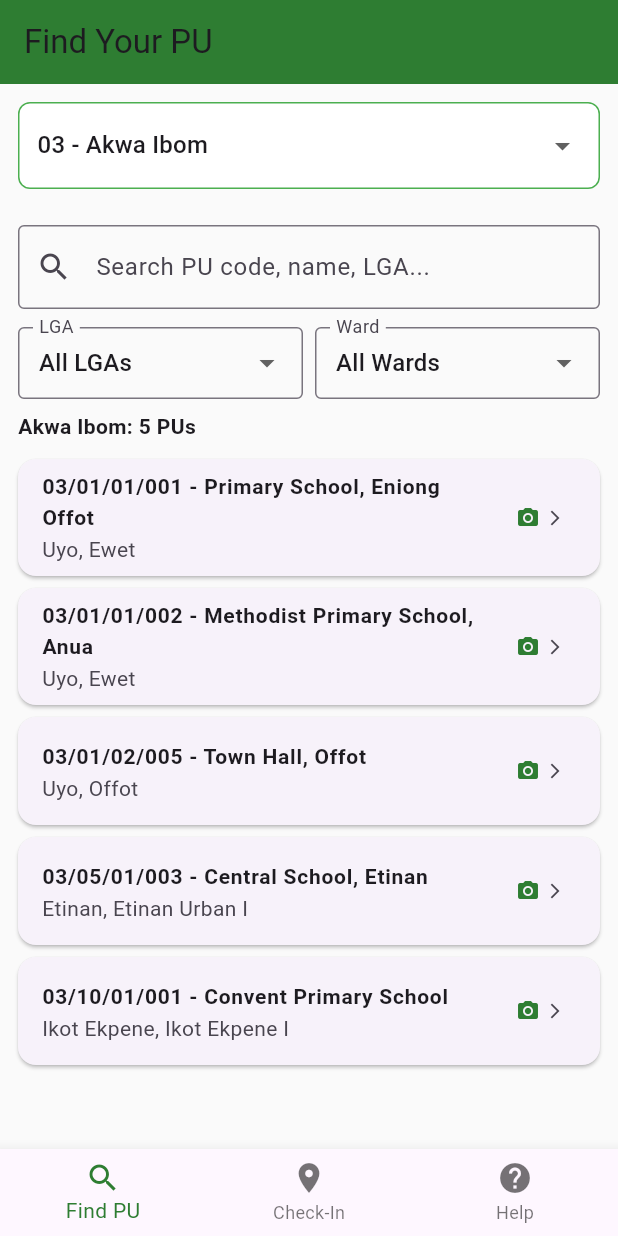
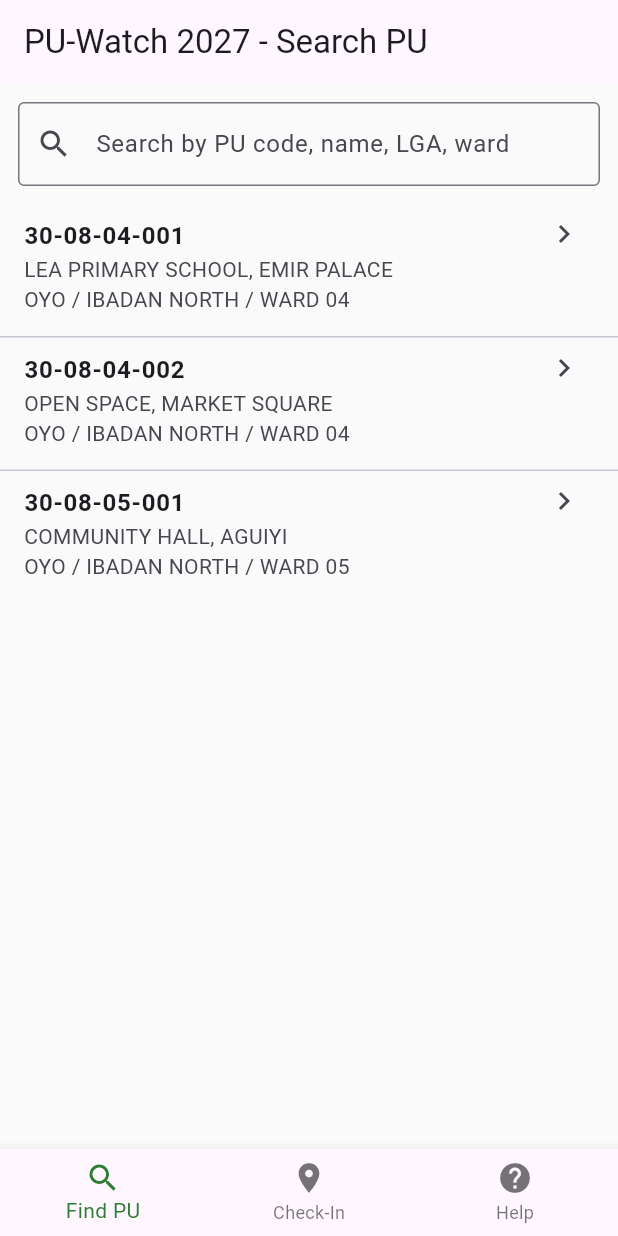
Before and after one commit to Emma-123-maker/pu-watch, a Flutter app: the screen it shows after launch, on a phone screen of 412 x 824 dp. Run offline on Flutter 3.47's test engine with Material 3 defaults, Android fonts, the phone set to English and light mode, and no system bars; our stand-ins replace connectivity_plus, geolocator, hive_flutter, image_picker; accounts and stored records are empty.

Commit message:
Refactor PUSearchScreen for improved search functionality

```diff
--- a/pu-watch/lib/screens/pu_search_screen.dart
+++ b/pu-watch/lib/screens/pu_search_screen.dart
@@ -1,267 +1,168 @@
-import 'dart:convert';
 import 'package:flutter/material.dart';
-import 'package:flutter/services.dart';
-import '../widgets/state_dropdown.dart';
-import 'pu_detail_screen.dart'; // <-- NEW
+import 'pu_detail_screen.dart';
 
 class PUSearchScreen extends StatefulWidget {
   const PUSearchScreen({super.key});
+
   @override
   State<PUSearchScreen> createState() => _PUSearchScreenState();
 }
 
 class _PUSearchScreenState extends State<PUSearchScreen> {
-  List allPUs = [];
-  List filtered = [];
-  String currentStateCode = '03';
-  String currentStateName = 'Akwa Ibom';
-
-  String searchQuery = '';
-  String? selectedLGA;
-  String? selectedWard;
-  List<String> lgaList = [];
-  List<String> wardList = [];
-  final searchCtrl = TextEditingController();
+  final TextEditingController _searchController = TextEditingController();
+  List<Map<String, dynamic>> _allPUs = [];
+  List<Map<String, dynamic>> _filteredPUs = [];
+  bool _isLoading = true;
 
   @override
   void initState() {
     super.initState();
-    loadPU();
+    _loadPUs();
+    _searchController.addListener(_onSearchChanged);
   }
 
-  List _cleanPUs(List data) {
-    return data.where((pu) {
-      final n = (pu['pu_name']?? pu['name']?? pu['polling_unit_name']?? '').toString().toLowerCase().trim();
-      final c = (pu['pu_code']?? pu['code']?? '').toString().toLowerCase().trim();
-      if (n.isEmpty || c.isEmpty) return false;
-      if (n == 'null' || c == 'null') return false;
-      if (n.contains('null - pu')) return false;
-      return true;
-    }).toList();
+  @override
+  void dispose() {
+    _searchController.removeListener(_onSearchChanged);
+    _searchController.dispose();
+    super.dispose();
   }
 
-  void _rebuildFilterOptions() {
-    var lgas = allPUs.map((e) => e['lga'].toString()).toSet().toList()..sort();
-    List<String> wards;
-    if (selectedLGA!= null) {
-      wards = allPUs.where((e) => e['lga'].toString() == selectedLGA).map((e) => e['ward'].toString()).toSet().toList()..sort();
-    } else {
-      wards = allPUs.map((e) => e['ward'].toString()).toSet().toList()..sort();
-    }
+  // Load your PU data - replace with your real JSON/assets if you have it
+  Future<void> _loadPUs() async {
+    // TODO: Replace with your real PU list from assets/data
+    // Example structure expected by PUDetailScreen
+    final List<Map<String, dynamic>> dummyData = [
+      {
+        'pu_code': '30-08-04-001',
+        'code': '30-08-04-001',
+        'pu_name': 'LEA PRIMARY SCHOOL, EMIR PALACE',
+        'name': 'LEA PRIMARY SCHOOL, EMIR PALACE',
+        'lga': 'IBADAN NORTH',
+        'ward': 'WARD 04',
+        'state': 'OYO',
+        'stateCode': '30',
+      },
+      {
+        'pu_code': '30-08-04-002',
+        'code': '30-08-04-002',
+        'pu_name': 'OPEN SPACE, MARKET SQUARE',
+        'name': 'OPEN SPACE, MARKET SQUARE',
+        'lga': 'IBADAN NORTH',
+        'ward': 'WARD 04',
+        'state': 'OYO',
+        'stateCode': '30',
+      },
+      {
+        'pu_code': '30-08-05-001',
+        'code': '30-08-05-001',
+        'pu_name': 'COMMUNITY HALL, AGUIYI',
+        'name': 'COMMUNITY HALL, AGUIYI',
+        'lga': 'IBADAN NORTH',
+        'ward': 'WARD 05',
+        'state': 'OYO',
+        'stateCode': '30',
+      },
+    ];
+
     setState(() {
-      lgaList = lgas;
-      wardList = wards;
+      _allPUs = dummyData;
+      _filteredPUs = dummyData;
+      _isLoading = false;
     });
   }
 
-  void applyFilters() {
+  void _onSearchChanged() {
+    final query = _searchController.text.toLowerCase().trim();
+    if (query.isEmpty) {
       setState(() {
-      filtered = allPUs.where((pu) {
-        final q = searchQuery.toLowerCase();
-        bool okSearch = q.isEmpty ||
-            pu['pu_code'].toString().toLowerCase().contains(q) ||
-            pu['pu_name'].toString().toLowerCase().contains(q) ||
-            pu['lga'].toString().toLowerCase().contains(q) ||
-            pu['ward'].toString().toLowerCase().contains(q);
-        bool okLGA = selectedLGA == null || pu['lga'].toString() == selectedLGA;
-        bool okWard = selectedWard == null || pu['ward'].toString() == selectedWard;
-        return okSearch && okLGA && okWard;
+        _filteredPUs = _allPUs;
+      });
+      return;
+    }
+    setState(() {
+      _filteredPUs = _allPUs.where((pu) {
+        final code = (pu['pu_code']?? pu['code']?? '').toString().toLowerCase();
+        final name = (pu['pu_name']?? pu['name']?? '').toString().toLowerCase();
+        final lga = (pu['lga']?? '').toString().toLowerCase();
+        final ward = (pu['ward']?? '').toString().toLowerCase();
+        return code.contains(query) ||
+            name.contains(query) ||
+            lga.contains(query) ||
+            ward.contains(query);
       }).toList();
     });
   }
 
-  Future<void> loadPU() async {
-    try {
-      String path = 'assets/data/states/03-akwa-ibom.json';
-      String data = await rootBundle.loadString(path);
-      setState(() {
-        allPUs = _cleanPUs(json.decode(data));
-        selectedLGA = null;
-        selectedWard = null;
-      });
-      _rebuildFilterOptions();
-      applyFilters();
-    } catch (e) {
-      String data = await rootBundle.loadString('assets/data/pu_sample.json');
-      setState(() {
-        allPUs = _cleanPUs(json.decode(data));
-        selectedLGA = null;
-        selectedWard = null;
-      });
-      _rebuildFilterOptions();
-      applyFilters();
-    }
-  }
-
-  Future<void> loadPUForState(String code, String name) async {
-    try {
-      String slug = name.toLowerCase().replaceAll(' ', '-');
-      if (slug.contains('fct')) slug = 'fct-abuja';
-      String fileName = 'assets/data/states/$code-$slug.json';
-      String data = await rootBundle.loadString(fileName);
-      setState(() {
-        allPUs = _cleanPUs(json.decode(data));
-        currentStateCode = code;
-        currentStateName = name;
-        selectedLGA = null;
-        selectedWard = null;
-        searchQuery = '';
-        searchCtrl.clear();
-      });
-      _rebuildFilterOptions();
-      applyFilters();
-    } catch (e) {
-      setState(() {
-        allPUs = [];
-        filtered = [];
-        lgaList = [];
-        wardList = [];
-        currentStateCode = code;
-        currentStateName = name;
-        selectedLGA = null;
-        selectedWard = null;
-        searchQuery = '';
-        searchCtrl.clear();
-      });
-      if (mounted) {
-        ScaffoldMessenger.of(context).showSnackBar(
-          SnackBar(
-            content: Text('⚠️ Data for $name not yet added.'),
-            backgroundColor: Colors.orange[800],
+  void _openPU(Map<String, dynamic> pu) {
+    Navigator.push(
+      context,
+      MaterialPageRoute(
+        builder: (context) => PUDetailScreen(
+          pu: Map<String, dynamic>.from(pu),
+        ),
       ),
     );
-      }
-    }
-  }
-
-  void search(String q) {
-    searchQuery = q;
-    applyFilters();
   }
 
   @override
   Widget build(BuildContext context) {
     return Scaffold(
-      appBar: AppBar(title: Text('Find Your PU'), backgroundColor: Colors.green[800]),
-      body: Column(children: [
-        Padding(padding: EdgeInsets.all(12), child: StateDropdown(
-          onStateSelected: (code, name) {
-            loadPUForState(code, name);
+      appBar: AppBar(
+        title: const Text('PU-Watch 2027 - Search PU'),
+      ),
+      body: Column(
+        children: [
+          Padding(
+            padding: const EdgeInsets.all(12),
+            child: TextField(
+              controller: _searchController,
+              decoration: InputDecoration(
+                labelText: 'Search by PU code, name, LGA, ward',
+                prefixIcon: const Icon(Icons.search),
+                border: const OutlineInputBorder(),
+                suffixIcon: _searchController.text.isNotEmpty
+                   ? IconButton(
+                        icon: const Icon(Icons.clear),
+                        onPressed: () {
+                          _searchController.clear();
                         },
-        )),
-        Padding(padding: EdgeInsets.all(12), child: TextField(
-          controller: searchCtrl,
-          onChanged: search,
-          decoration: InputDecoration(
-            hintText: 'Search PU code, name, LGA...',
-            border: OutlineInputBorder(),
-            prefixIcon: Icon(Icons.search),
-            suffixIcon: searchQuery.isNotEmpty
-              ? IconButton(icon: Icon(Icons.clear), onPressed: () {
-                    searchCtrl.clear();
-                    search('');
-                  })
+                      )
                     : null,
               ),
-        )),
-        Padding(
-          padding: EdgeInsets.symmetric(horizontal: 12),
-          child: Row(
-            children: [
-              Expanded(
-                child: DropdownButtonFormField<String>(
-                  value: selectedLGA,
-                  isExpanded: true,
-                  decoration: InputDecoration(labelText: 'LGA', border: OutlineInputBorder(), contentPadding: EdgeInsets.symmetric(horizontal: 10, vertical: 8)),
-                  items: [
-                    DropdownMenuItem(value: null, child: Text('All LGAs')),
-                  ...lgaList.map((l) => DropdownMenuItem(value: l, child: Text(l, overflow: TextOverflow.ellipsis))).toList()
-                  ],
-                  onChanged: (v) {
-                    setState(() {
-                      selectedLGA = v;
-                      selectedWard = null;
-                    });
-                    _rebuildFilterOptions();
-                    applyFilters();
-                  },
             ),
           ),
-              SizedBox(width: 8),
+          if (_isLoading)
+            const Expanded(
+              child: Center(child: CircularProgressIndicator()),
+            )
+          else
             Expanded(
-                child: DropdownButtonFormField<String>(
-                  value: selectedWard,
-                  isExpanded: true,
-                  decoration: InputDecoration(labelText: 'Ward', border: OutlineInputBorder(), contentPadding: EdgeInsets.symmetric(horizontal: 10, vertical: 8)),
-                  items: [
-                    DropdownMenuItem(value: null, child: Text('All Wards')),
-                  ...wardList.map((w) => DropdownMenuItem(value: w, child: Text(w, overflow: TextOverflow.ellipsis))).toList()
-                  ],
-                  onChanged: (v) {
-                    setState(() => selectedWard = v);
-                    applyFilters();
+              child: _filteredPUs.isEmpty
+                 ? const Center(child: Text('No PU found'))
+                  : ListView.separated(
+                      itemCount: _filteredPUs.length,
+                      separatorBuilder: (_, __) => const Divider(height: 1),
+                      itemBuilder: (context, index) {
+                        final pu = _filteredPUs[index];
+                        final code = pu['pu_code']?? pu['code']?? 'PU';
+                        final name = pu['pu_name']?? pu['name']?? code;
+                        final lga = pu['lga']?? '';
+                        final ward = pu['ward']?? '';
+                        final state = pu['state']?? '';
+                        return ListTile(
+                          title: Text(code.toString(),
+                              style: const TextStyle(fontWeight: FontWeight.bold)),
+                          subtitle: Text('$name\n$state / $lga / $ward'),
+                          isThreeLine: true,
+                          trailing: const Icon(Icons.chevron_right),
+                          onTap: () => _openPU(pu),
+                        );
                       },
                     ),
             ),
         ],
       ),
-        ),
-        Padding(
-          padding: EdgeInsets.symmetric(horizontal: 12, vertical: 8),
-          child: Row(
-            mainAxisAlignment: MainAxisAlignment.spaceBetween,
-            children: [
-              Text('$currentStateName: ${filtered.length} PUs', style: TextStyle(fontWeight: FontWeight.bold)),
-              if (selectedLGA!= null || selectedWard!= null)
-                TextButton(onPressed: () {
-                  setState(() {
-                    selectedLGA = null;
-                    selectedWard = null;
-                  });
-                  _rebuildFilterOptions();
-                  applyFilters();
-                }, child: Text('Clear')),
-            ],
-          ),
-        ),
-        if (filtered.isEmpty)
-          Padding(
-            padding: EdgeInsets.all(20),
-            child: Column(
-              children: [
-                Icon(Icons.location_off, size: 48, color: Colors.grey),
-                SizedBox(height: 10),
-                Text('No PU data for $currentStateName yet', style: TextStyle(color: Colors.grey[600])),
-              ],
-            ),
-          ),
-        Expanded(child: ListView.builder(itemCount: filtered.length, itemBuilder: (_, i) {
-          var pu = filtered[i];
-          return Card(
-            margin: EdgeInsets.symmetric(horizontal: 12, vertical: 4),
-            child: ListTile(
-              title: Text('${pu['pu_code']} - ${pu['pu_name']?? pu['polling_unit_name']?? 'PU'}', style: TextStyle(fontWeight: FontWeight.bold, fontSize: 14)),
-              subtitle: Text('${pu['lga']}, ${pu['ward']}'),
-              trailing: Row(
-                mainAxisSize: MainAxisSize.min,
-                children: [
-                  Icon(Icons.camera_alt, size: 16, color: Colors.green[800]),
-                  SizedBox(width: 4),
-                  Icon(Icons.arrow_forward_ios, size: 12),
-                ],
-              ),
-              // 🔥 THIS IS THE NEW PART
-              onTap: () {
-                Navigator.push(context, MaterialPageRoute(builder: (_) => PUDetailScreen(
-                  pu: Map<String, dynamic>.from(pu),
-                  stateCode: currentStateCode,
-                  stateName: currentStateName,
-                )));
-              },
-            ),
-          );
-        }))
-      ]),
     );
   }
 }
```
Lines whose indentation alone changed are shown as unchanged.
